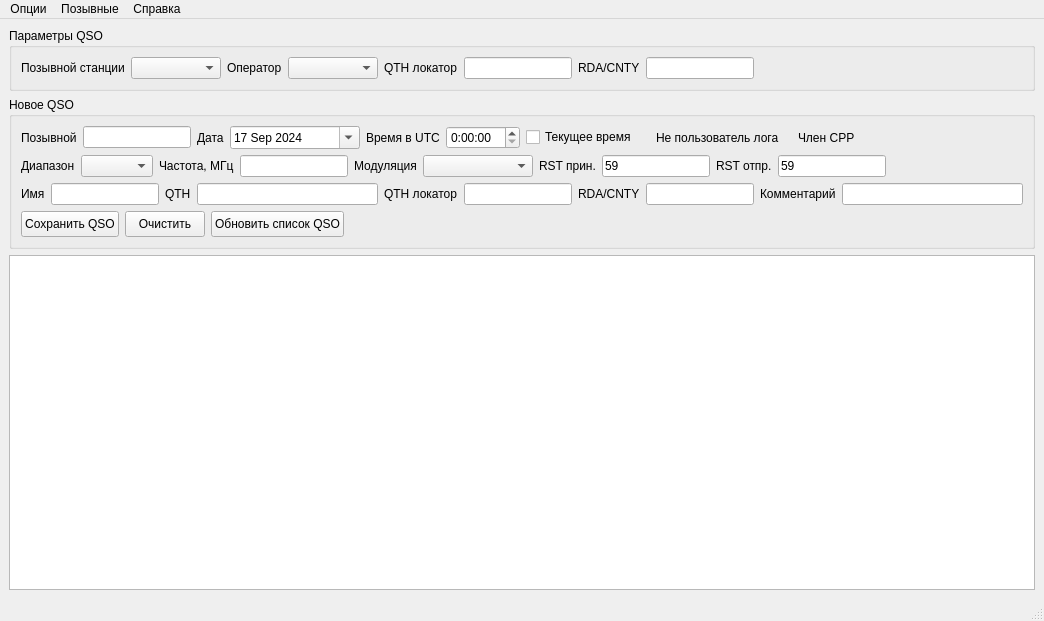
First picture: the form in mainwindow.ui, repository qsosu/logger, before the edit.
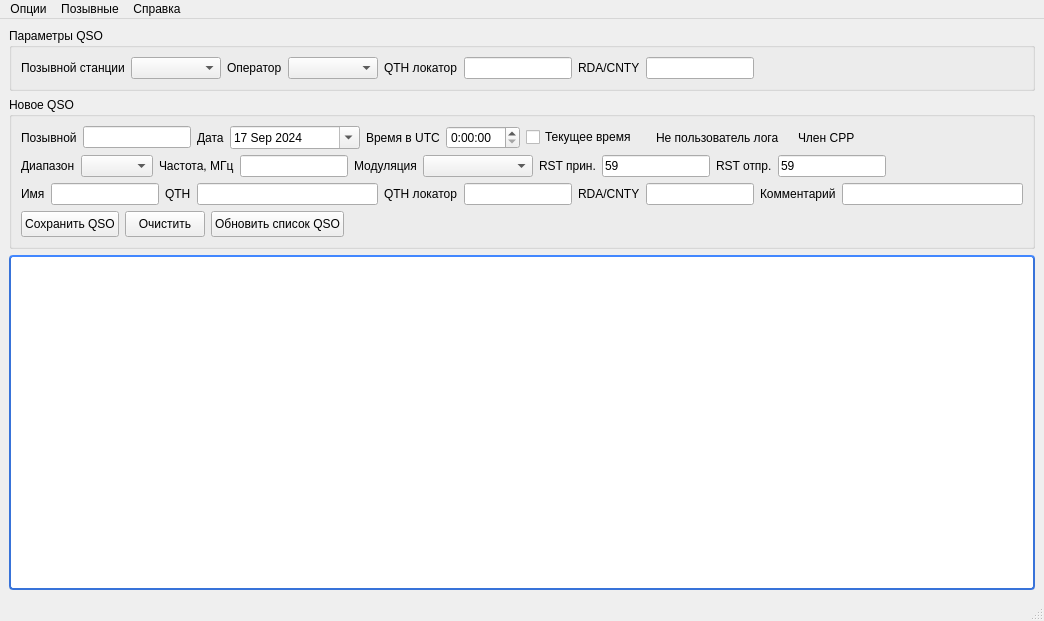
Second picture: the form after the edit. Icons and pictures are not drawn.

Commit message: QSO Logger Release v.2.0

```diff
--- a/mainwindow.ui
+++ b/mainwindow.ui
@@ -690,6 +690,18 @@
     </item>
     <item row="2" column="0">
      <widget class="QTableView" name="tableView">
+      <property name="styleSheet">
+       <string notr="true">QTableView {
+    border: 2px solid #3873d9;
+    border-top-color: #4287ff;
+    border-radius: 4px;
+    background-color: #fff;
+    gridline-color: #777;
+    selection-background-color: #ccdfff;
+    color:#333;
+    font-size:12px;
+ }</string>
+      </property>
       <property name="sortingEnabled">
        <bool>false</bool>
       </property>
```
The commit also changes 1 other file.
